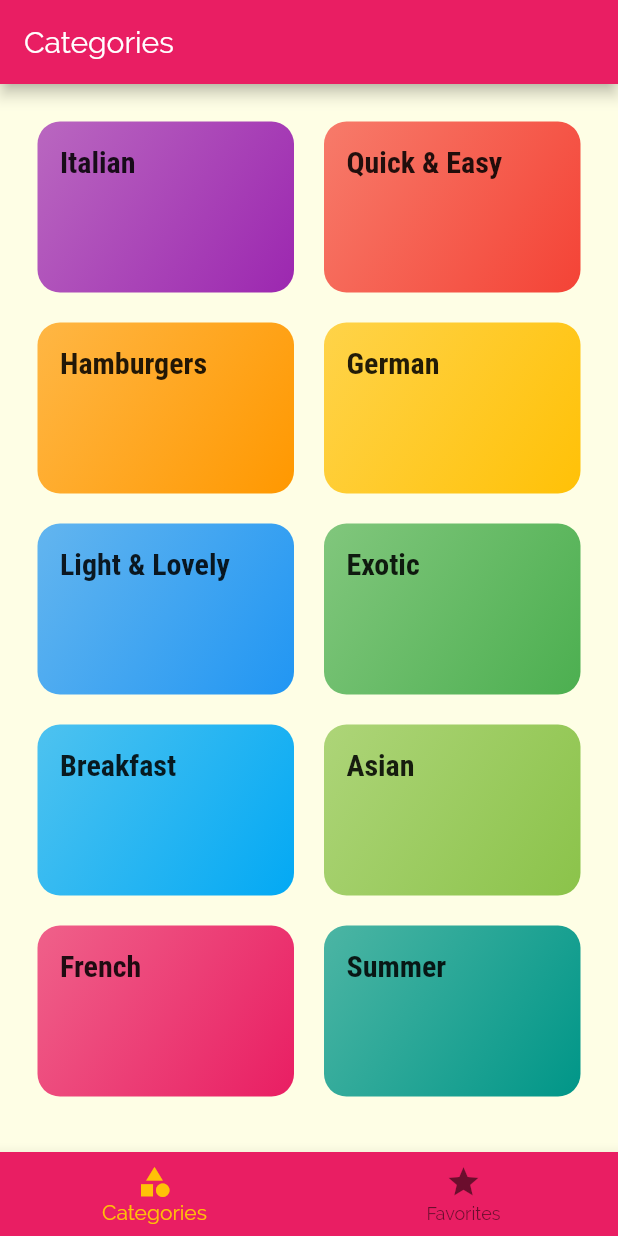
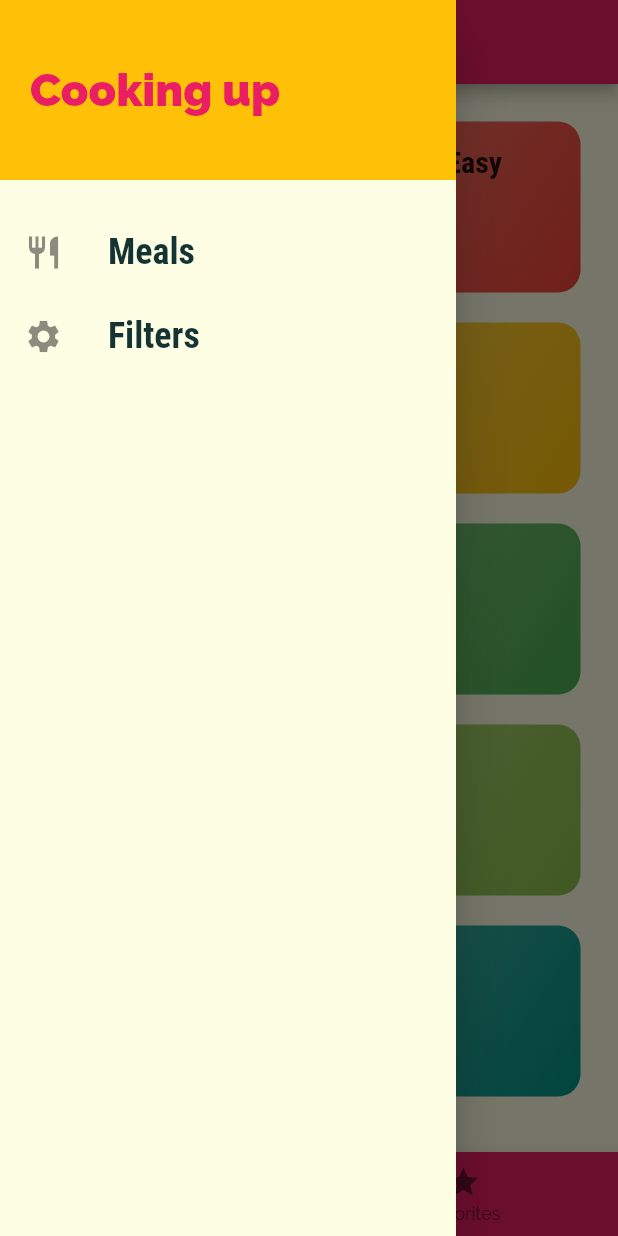
Before and after one commit to abdulbaqisky/meals, a Flutter app: the screen it shows after launch, with the side drawer open (before the commit the screen has no drawer), on a phone screen of 412 x 824 dp. Run offline on Flutter 3.47's test engine with Material 2 defaults, Android fonts, the phone set to English and light mode, and no system bars.

Commit message:
Drawer added

```diff
--- a/lib/main.dart
+++ b/lib/main.dart
@@ -1,6 +1,7 @@
 import 'package:flutter/material.dart';
 import 'package:meals/screens/categories_screen.dart';
 import 'package:meals/screens/category_meals_screens.dart';
+import 'package:meals/screens/filters_screen.dart';
 import 'package:meals/screens/meal_detail_screen.dart';
 import 'package:meals/screens/tabs_screen.dart';
 
@@ -37,6 +38,7 @@ class MyApp extends StatelessWidget {
         '/': (ctx) => TabsScreen(),
         CategoryMealsScreen.routeName: (ctx) => CategoryMealsScreen(),
         MealDetailScreen.routeName: (ctx) => MealDetailScreen(),
+        FiltersScreen.routeName: (ctx) => FiltersScreen(),
       },
       onUnknownRoute: (settings) => MaterialPageRoute(
         builder: (ctx) => CategoriesScreen(),
@@ -44,24 +46,3 @@ class MyApp extends StatelessWidget {
     );
   }
 }
-
-/*
-class MyHomePage extends StatefulWidget {
-  @override
-  _MyHomePageState createState() => _MyHomePageState();
-}
-
-class _MyHomePageState extends State<MyHomePage> {
-  @override
-  Widget build(BuildContext context) {
-    return Scaffold(
-      appBar: AppBar(
-        title: Text("DeliMeals"),
-      ),
-      body: Center(
-        child: Text('Navigation time'),
-      ),
-    );
-  }
-}
-*/
--- /dev/null
+++ b/lib/screens/filters_screen.dart
@@ -0,0 +1,19 @@
+import 'package:flutter/material.dart';
+import 'package:meals/widget/main_drawer.dart';
+
+class FiltersScreen extends StatelessWidget {
+  static const routeName = '/filters';
+
+  @override
+  Widget build(BuildContext context) {
+    return Scaffold(
+      appBar: AppBar(
+        title: Text('Your filters'),
+      ),
+      drawer: MainDrawer(),
+      body: Center(
+        child: Text('Filters'),
+      ),
+    );
+  }
+}
--- a/lib/screens/tabs_screen.dart
+++ b/lib/screens/tabs_screen.dart
@@ -1,6 +1,6 @@
 import 'package:flutter/material.dart';
 import 'package:meals/screens/categories_screen.dart';
-
+import 'package:meals/widget/main_drawer.dart';
 import 'favorites_screen.dart';
 
 class TabsScreen extends StatefulWidget {
@@ -16,7 +16,7 @@ class _TabsScreenState extends State<TabsScreen> {
     },
     {
       'page': FavoritesScreen(),
-      'title': 'Favorites',
+      'title': 'Your Favorite',
     },
   ];
   int _selectPageIndex = 0;
@@ -32,6 +32,7 @@ class _TabsScreenState extends State<TabsScreen> {
       appBar: AppBar(
         title: Text(_pages[_selectPageIndex]['title'] as String),
       ),
+      drawer: MainDrawer(),
       body: _pages[_selectPageIndex]['page'] as Widget,
       bottomNavigationBar: BottomNavigationBar(
         selectedItemColor: Theme.of(context).accentColor,
--- /dev/null
+++ b/lib/widget/main_drawer.dart
@@ -0,0 +1,62 @@
+import 'package:flutter/material.dart';
+import 'package:meals/screens/filters_screen.dart';
+
+class MainDrawer extends StatelessWidget {
+  Widget buildListTile(String title, IconData icon, VoidCallback tapHandler) {
+    return ListTile(
+      leading: Icon(
+        icon,
+        size: 26,
+      ),
+      title: Text(
+        title,
+        style: TextStyle(
+            fontFamily: 'RobotoCondensed',
+            fontWeight: FontWeight.bold,
+            fontSize: 24),
+      ),
+      onTap: tapHandler,
+    );
+  }
+
+  Widget build(BuildContext context) {
+    return Drawer(
+      child: Column(
+        children: [
+          Container(
+            height: 120,
+            width: double.infinity,
+            padding: EdgeInsets.all(20),
+            alignment: Alignment.centerLeft,
+            color: Theme.of(context).accentColor,
+            child: Text(
+              'Cooking up',
+              style: TextStyle(
+                fontWeight: FontWeight.w900,
+                fontSize: 30,
+                color: Theme.of(context).primaryColor,
+              ),
+            ),
+          ),
+          SizedBox(
+            height: 20,
+          ),
+          buildListTile(
+            'Meals',
+            Icons.restaurant,
+            () {
+              Navigator.of(context).pushNamed('/');
+            },
+          ),
+          buildListTile(
+            'Filters',
+            Icons.settings,
+            () {
+              Navigator.of(context).pushNamed(FiltersScreen.routeName);
+            },
+          ),
+        ],
+      ),
+    );
+  }
+}
```
